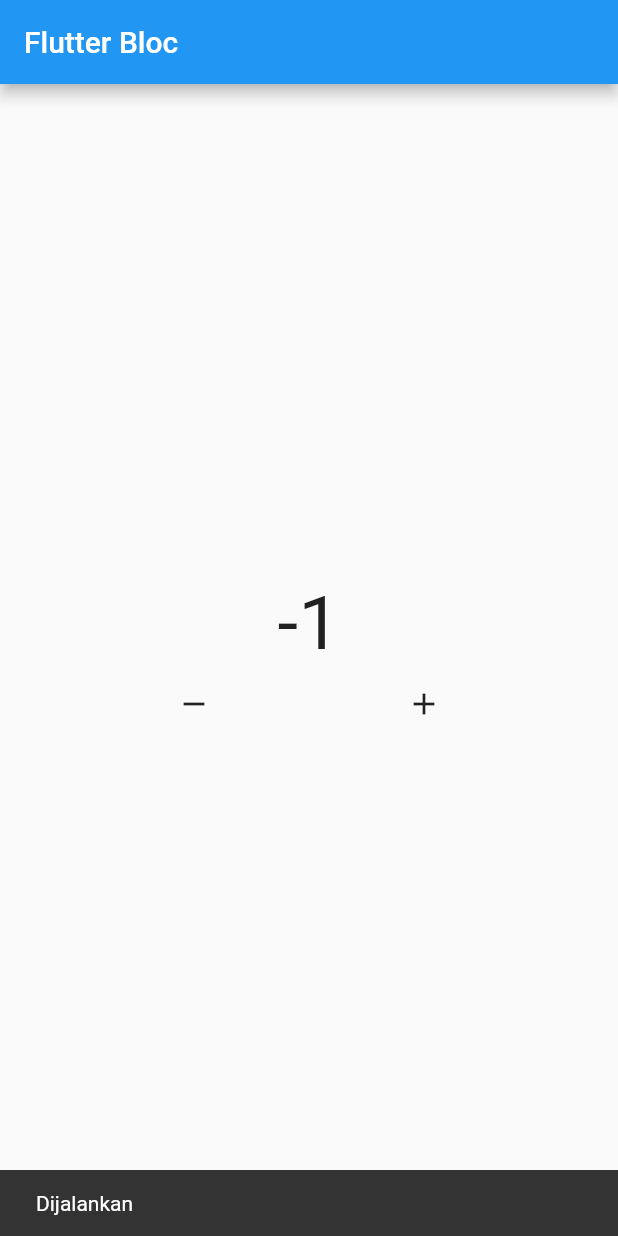
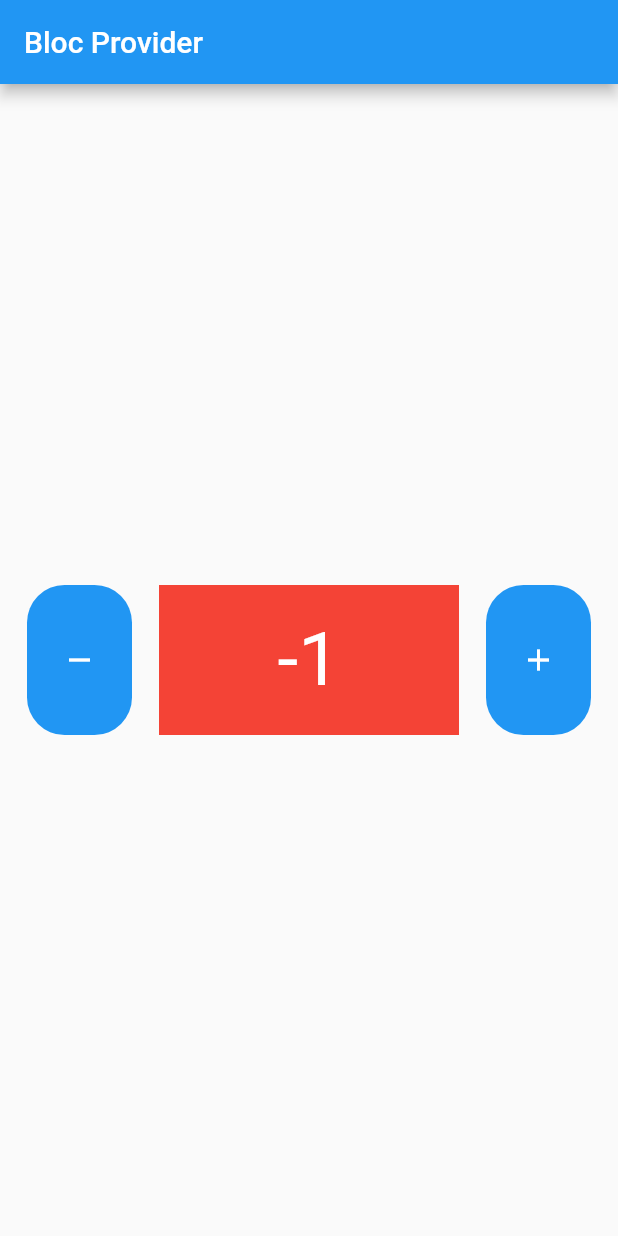
Before and after one commit to hnslmp/learn-bloc, a Flutter app: the screen it shows after launch, after a tap on the "remove" icon, on a phone screen of 412 x 824 dp. Run offline on Flutter 3.47's test engine with Material 2 defaults, Android fonts, the phone set to English and light mode, and no system bars; our stand-ins replace bloc, flutter_bloc.

Commit message:
Learn bloc provider

```diff
--- /dev/null
+++ b/lib/data_widget.dart
@@ -0,0 +1,32 @@
+import 'package:flutter/material.dart';
+import 'package:flutter_bloc/flutter_bloc.dart';
+import 'package:learn_bloc/bloc/counter.dart';
+
+class DataWidget extends StatelessWidget {
+  const DataWidget({
+    super.key,
+  });
+
+  @override
+  Widget build(BuildContext context) {
+    return Container(
+      height: 100,
+      width: 200,
+      color: Colors.red,
+      child: Center(
+        child: BlocBuilder(
+          bloc: BlocProvider.of<Counter>(context),
+          builder: (context, state) {
+            return Text(
+              "${state}",
+              style: const TextStyle(
+                fontSize: 50,
+                color: Colors.white,
+              ),
+            );
+          },
+        ),
+      ),
+    );
+  }
+}
--- a/lib/home.dart
+++ b/lib/home.dart
@@ -1,55 +1,56 @@
-// ignore_for_file: must_be_immutable
-
 import 'package:flutter/material.dart';
 import 'package:flutter_bloc/flutter_bloc.dart';
 import 'package:learn_bloc/bloc/counter.dart';
+import 'package:learn_bloc/data_widget.dart';
 
 class HomePage extends StatelessWidget {
   HomePage({super.key});
 
-  Counter myCounter = Counter();
-
   @override
   Widget build(BuildContext context) {
     return Scaffold(
-      appBar: AppBar(
-        title: Text("Flutter Bloc"),
-      ),
+      appBar: AppBar(title: const Text("Bloc Provider")),
       body: Column(
         mainAxisAlignment: MainAxisAlignment.center,
         children: [
-          BlocListener(
-            bloc: myCounter,
-            listener: (context, state) {
-              ScaffoldMessenger.of(context)
-                  .showSnackBar(SnackBar(content: Text("Dijalankan")));
-            },
-            listenWhen: (previous, current) {
-              return true;
-            },
-            child: BlocBuilder(
-              bloc: myCounter,
-              builder: (context, state) {
-                return Text(
-                  "$state",
-                  style: TextStyle(fontSize: 50),
-                );
-              },
-            ),
-          ),
           Row(
             mainAxisAlignment: MainAxisAlignment.spaceEvenly,
             children: [
-              IconButton(
-                  onPressed: () {
-                    myCounter.decrement();
+              Material(
+                color: Colors.blue,
+                borderRadius: BorderRadius.circular(25),
+                child: InkWell(
+                  onTap: () {
+                    BlocProvider.of<Counter>(context).decrement();
                   },
-                  icon: Icon(Icons.remove)),
-              IconButton(
-                  onPressed: () {
-                    myCounter.increment();
+                  child: const SizedBox(
+                    height: 100,
+                    width: 70,
+                    child: const Icon(
+                      Icons.remove,
+                      color: Colors.white,
+                    ),
+                  ),
+                ),
+              ),
+              DataWidget(),
+              Material(
+                color: Colors.blue,
+                borderRadius: BorderRadius.circular(25),
+                child: InkWell(
+                  onTap: () {
+                    BlocProvider.of<Counter>(context).increment();
                   },
-                  icon: Icon(Icons.add)),
+                  child: const SizedBox(
+                    height: 100,
+                    width: 70,
+                    child: const Icon(
+                      Icons.add,
+                      color: Colors.white,
+                    ),
+                  ),
+                ),
+              ),
             ],
           ),
         ],
--- a/lib/main.dart
+++ b/lib/main.dart
@@ -1,4 +1,6 @@
 import 'package:flutter/material.dart';
+import 'package:flutter_bloc/flutter_bloc.dart';
+import 'package:learn_bloc/bloc/counter.dart';
 import 'home.dart';
 
 void main() {
@@ -10,8 +12,9 @@ class MyApp extends StatelessWidget {
 
   @override
   Widget build(BuildContext context) {
-    return MaterialApp(
-      home: HomePage(),
+    return BlocProvider(
+      create: (context) => Counter(),
+      child: MaterialApp(home: HomePage()),
     );
   }
 }
```
Also changed, not shown: 1 other file.
